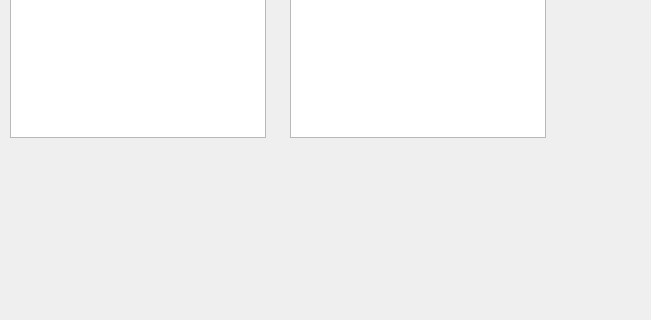
The window that mainwindow.ui (leminhhoangbao0-gif/test1) describes before a commit, drawn with Qt 5; both pictures show x 0 to 651 and y 104 to 424 of the 800 by 600 pixel window.
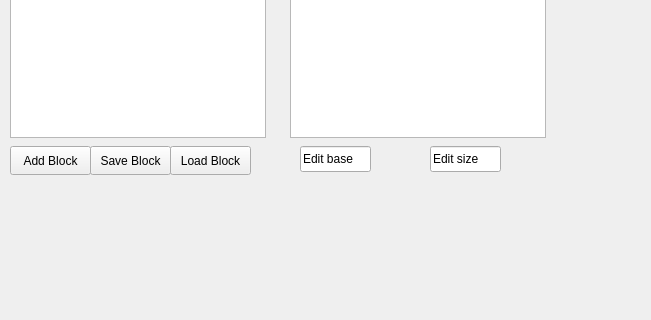
The same window after the commit.

Diff of the .ui file:
```diff
--- a/mainwindow.ui
+++ b/mainwindow.ui
@@ -124,6 +124,71 @@
      </rect>
     </property>
    </widget>
+   <widget class="QLineEdit" name="editBase">
+    <property name="geometry">
+     <rect>
+      <x>300</x>
+      <y>250</y>
+      <width>71</width>
+      <height>26</height>
+     </rect>
+    </property>
+    <property name="text">
+     <string>Edit base</string>
+    </property>
+   </widget>
+   <widget class="QLineEdit" name="editSize">
+    <property name="geometry">
+     <rect>
+      <x>430</x>
+      <y>250</y>
+      <width>71</width>
+      <height>26</height>
+     </rect>
+    </property>
+    <property name="text">
+     <string>Edit size</string>
+    </property>
+   </widget>
+   <widget class="QPushButton" name="btnAddBlock">
+    <property name="geometry">
+     <rect>
+      <x>10</x>
+      <y>250</y>
+      <width>81</width>
+      <height>29</height>
+     </rect>
+    </property>
+    <property name="text">
+     <string>Add Block</string>
+    </property>
+   </widget>
+   <widget class="QPushButton" name="btnSaveBlocks">
+    <property name="geometry">
+     <rect>
+      <x>90</x>
+      <y>250</y>
+      <width>81</width>
+      <height>29</height>
+     </rect>
+    </property>
+    <property name="text">
+     <string>Save Block</string>
+    </property>
+   </widget>
+   <widget class="QPushButton" name="btnLoadBlocks">
+    <property name="geometry">
+     <rect>
+      <x>170</x>
+      <y>250</y>
+      <width>81</width>
+      <height>29</height>
+     </rect>
+    </property>
+    <property name="text">
+     <string>Load Block</string>
+    </property>
+   </widget>
   </widget>
   <widget class="QMenuBar" name="menubar">
    <property name="geometry">
```
